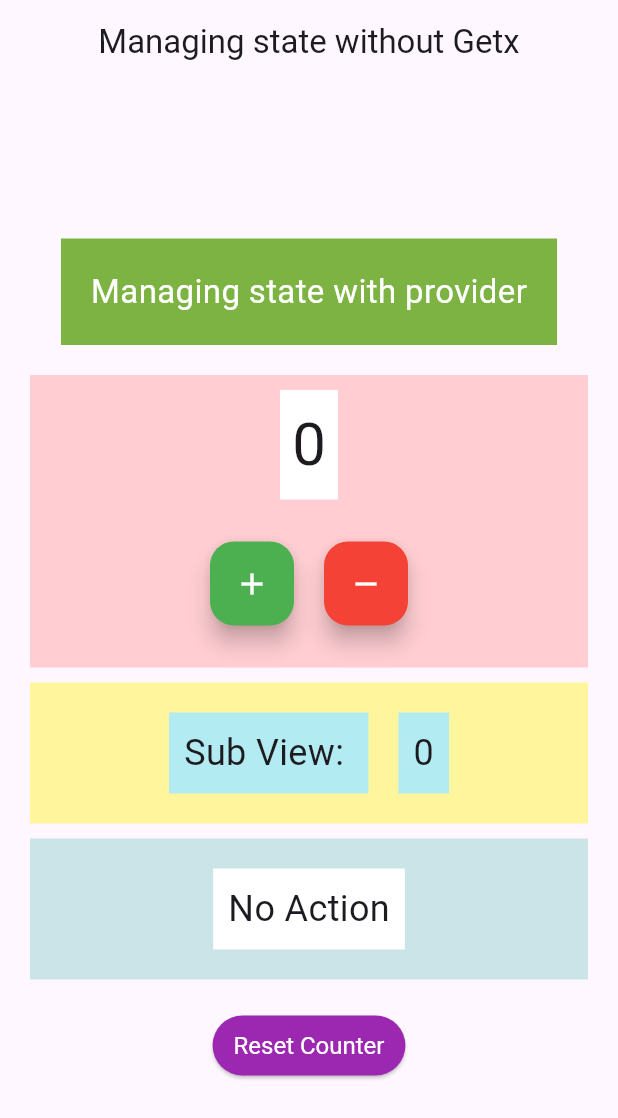
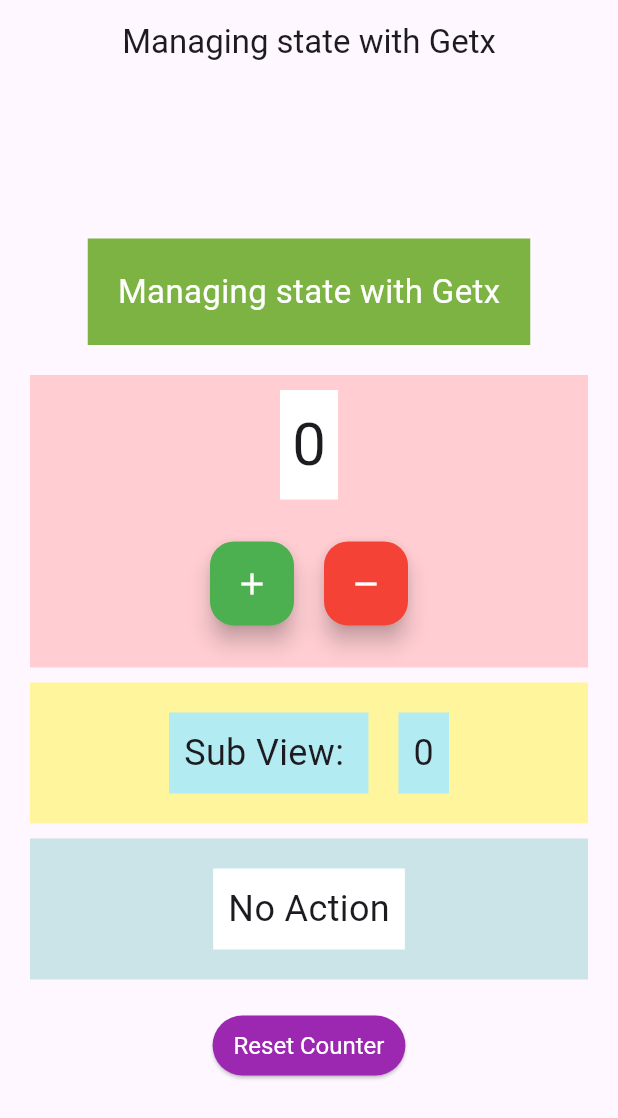
Before and after one commit to milon-dev/flutter_state_management_with_getx, a Flutter app: the screen it shows after launch, on a phone screen of 412 x 824 dp. Shown: the top 1118 px of the screen. Run offline on Flutter 3.47's test engine with Material 3 defaults, Android fonts, the phone set to English and light mode, and no system bars; our stand-ins replace get.

Commit message:
All Done.

```diff
--- a/lib/screens/counter_screen.dart
+++ b/lib/screens/counter_screen.dart
@@ -19,7 +19,7 @@ class _CounterScreenState extends State<CounterScreen> {
     print("======================= CounterScreen build ======================");
     return Scaffold(
       appBar: AppBar(
-        title: const Text('Managing state without Getx'),
+        title: const Text('Managing state with Getx'),
         centerTitle: true,
       ),
       body: Center(
@@ -30,7 +30,7 @@ class _CounterScreenState extends State<CounterScreen> {
               color: Colors.lightGreen[600],
               padding: const EdgeInsets.all(20.0),
               child: const Text(
-                'Managing state with provider',
+                'Managing state with Getx',
                 style: TextStyle(fontSize: 22.0,color: Colors.white),
               ),
             ),
```
